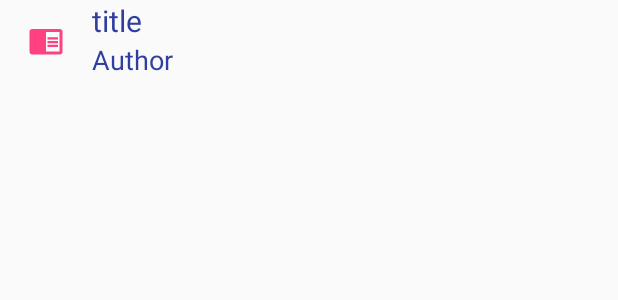
After one commit to imankhadiv/book-finder, an Android app: the layout book_list_item.xml on its own in the app's theme, with its tools: preview values and no code run, on a phone screen of 412 x 824 dp. The commit adds this screen. Shown: the top 300 px of the screen. Run offline under Robolectric (Android 15) with nearby library versions, the phone set to English and light mode, and no system bars.

Commit message:
added recycler view

```diff
--- a/app/build.gradle
+++ b/app/build.gradle
@@ -26,5 +26,7 @@ dependencies {
     })
     compile 'com.android.support:appcompat-v7:25.3.1'
     compile 'com.android.support.constraint:constraint-layout:1.0.2'
+    compile 'com.android.support:recyclerview-v7:25.3.1'
+    compile 'com.android.support:cardview-v7:25.3.1'
     testCompile 'junit:junit:4.12'
 }
--- a/app/src/main/java/elrast/com/book/ApiUtil.java
+++ b/app/src/main/java/elrast/com/book/ApiUtil.java
@@ -74,7 +74,7 @@ class ApiUtil {
         }
     }
 
-    public static ArrayList<Book> getBooksFromJson(String json) {
+     static ArrayList<Book> getBooksFromJson(String json) {
         ArrayList<Book> books = new ArrayList<>();
 
         final String ID = "id";
@@ -103,7 +103,7 @@ class ApiUtil {
                         volumeInfoJson.getString(TITLE),
                         (volumeInfoJson.isNull(SUBTITLE) ? "" : volumeInfoJson.getString(SUBTITLE)),
                         authors,
-                        volumeInfoJson.getString(PUBLISHER),
+                        volumeInfoJson.isNull(PUBLISHER) ? "" : volumeInfoJson.getString(PUBLISHER),
                         volumeInfoJson.getString(PUBLISHED_DATE)
                 );
                 books.add(book);
--- /dev/null
+++ b/app/src/main/res/drawable/book_open.xml
@@ -0,0 +1,9 @@
+<vector xmlns:android="http://schemas.android.com/apk/res/android"
+    android:width="24dp"
+    android:height="24dp"
+    android:viewportHeight="24"
+    android:viewportWidth="24">
+    <path
+        android:fillColor="@color/colorAccent"
+        android:pathData="M13,12H20V13.5H13M13,9.5H20V11H13M13,14.5H20V16H13M21,4H3A2,2 0 0,0 1,6V19A2,2 0 0,0 3,21H21A2,2 0 0,0 23,19V6A2,2 0 0,0 21,4M21,19H12V6H21" />
+</vector>
--- /dev/null
+++ b/app/src/main/res/layout/book_list_item.xml
@@ -0,0 +1,64 @@
+<?xml version="1.0" encoding="utf-8"?>
+<LinearLayout xmlns:android="http://schemas.android.com/apk/res/android"
+    android:layout_width="match_parent"
+    android:layout_height="wrap_content"
+    android:orientation="horizontal"
+
+    android:weightSum="100">
+
+    <ImageView
+        android:layout_width="0dp"
+        android:layout_height="wrap_content"
+        android:layout_weight="15"
+        android:contentDescription="@string/image_is_not_available"
+        android:padding="15dp"
+        android:src="@drawable/book_open" />
+
+    <LinearLayout
+        android:layout_width="0dp"
+        android:layout_height="wrap_content"
+        android:layout_weight="85"
+        android:orientation="vertical">
+
+        <TextView
+            android:id="@+id/title_text_view"
+            android:layout_width="match_parent"
+            android:layout_height="wrap_content"
+            android:text="@string/title"
+            android:textColor="@color/colorPrimaryDark"
+            android:textSize="@dimen/title" />
+
+        <TextView
+            android:id="@+id/authorr_text_view"
+            android:layout_width="match_parent"
+            android:layout_height="wrap_content"
+            android:text="@string/author"
+            android:textColor="@color/colorPrimaryDark"
+            android:textSize="@dimen/author" />
+
+        <LinearLayout
+            android:layout_width="match_parent"
+            android:layout_height="wrap_content"
+            android:weightSum="100">
+
+            <TextView
+                android:id="@+id/publisher_text_view"
+                android:layout_width="0dp"
+                android:layout_height="wrap_content"
+                android:layout_gravity="start"
+                android:layout_weight="75" />
+
+            <TextView
+                android:id="@+id/publish_date_text_view"
+                android:layout_width="0dp"
+                android:layout_height="wrap_content"
+                android:layout_gravity="end"
+                android:layout_weight="25"
+                android:paddingEnd="@dimen/published_date_padding"
+                android:paddingRight="@dimen/published_date_padding" />
+
+        </LinearLayout>
+
+    </LinearLayout>
+
+</LinearLayout>
--- /dev/null
+++ b/app/src/main/res/values/dimens.xml
@@ -0,0 +1,6 @@
+<?xml version="1.0" encoding="utf-8"?>
+<resources>
+    <dimen name="title">20sp</dimen>
+    <dimen name="author">18sp</dimen>
+    <dimen name="published_date_padding">8dp</dimen>
+</resources>
--- a/app/src/main/res/values/strings.xml
+++ b/app/src/main/res/values/strings.xml
@@ -1,4 +1,7 @@
 <resources>
     <string name="app_name">Book</string>
     <string name="error_loading_data">Error loading data from google books API</string>
+    <string name="image_is_not_available">image is not available</string>
+    <string name="title">title</string>
+    <string name="author">Author</string>
 </resources>
```
Also changed, not shown: app/src/main/java/elrast/com/book/BookAdapter.java (added, +71 -0 lines), app/src/main/java/elrast/com/book/BookListActivity.java (+12 -10 lines), app/src/main/res/layout/activity_book_list.xml (+22 -19 lines).
